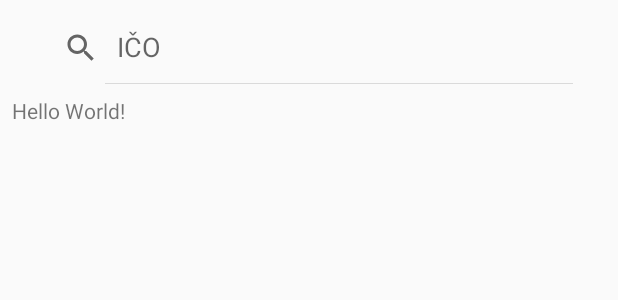
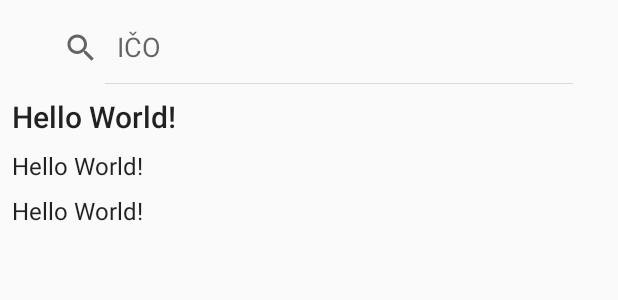
Before and after one commit to kotucz/ares-demo, an Android app: the layout activity_main.xml on its own in the app's theme, with its tools: preview values and no code run, on a phone screen of 412 x 824 dp. Shown: the top 300 px of the screen. Run offline under Robolectric (Android 15) with nearby library versions, the phone set to English and light mode, and no system bars.

Commit message:
Display full subject address

```diff
--- a/app/src/main/java/kotu/cz/ares/MainActivity.kt
+++ b/app/src/main/java/kotu/cz/ares/MainActivity.kt
@@ -26,6 +26,8 @@ class MainActivity : AppCompatActivity() {
         subjectSearchViewModel.let { vm ->
             subscriptions = CompositeDisposable(
                 vm.subjectNames().subscribe(subjectName::setText),
+                vm.subjectAddress1().subscribe(subjectAddress1::setText),
+                vm.subjectAddress2().subscribe(subjectAddress2::setText),
                 RxSearchView.queryTextChangeEvents(searchView)
                     .filter { it.isSubmitted }
                     .map { it.queryText().toString() }
--- a/app/src/main/java/kotu/cz/ares/subjectsearch/SubjectSearchViewModel.kt
+++ b/app/src/main/java/kotu/cz/ares/subjectsearch/SubjectSearchViewModel.kt
@@ -29,4 +29,10 @@ class SubjectSearchViewModel : ViewModel() {
 
     fun subjectNames(): Observable<String> = foundSubject
         .map { it.name }
+
+    fun subjectAddress1(): Observable<String> = foundSubject
+        .map { "${it.address.street} ${it.address.streetNumber}" }
+
+    fun subjectAddress2(): Observable<String> = foundSubject
+        .map { "${it.address.postCode} ${it.address.city}" }
 }
--- a/app/src/main/res/layout/activity_main.xml
+++ b/app/src/main/res/layout/activity_main.xml
@@ -8,9 +8,24 @@
         android:layout_marginLeft="8dp" android:layout_marginStart="8dp" app:layout_constraintEnd_toEndOf="parent"
         android:layout_marginEnd="8dp" android:layout_marginRight="8dp" android:iconifiedByDefault="false"
         android:inputType="number" android:id="@+id/searchView" android:queryHint="@string/subject_query_hint" />
-    <TextView android:layout_width="0dp" android:layout_height="wrap_content" android:text="Hello World!"
+    <TextView android:layout_width="0dp" android:layout_height="wrap_content"
         app:layout_constraintRight_toRightOf="parent" app:layout_constraintStart_toStartOf="parent"
         android:layout_marginLeft="8dp" android:layout_marginStart="8dp" android:layout_marginTop="8dp"
-        app:layout_constraintTop_toBottomOf="@+id/searchView" android:id="@+id/subjectName" />
+        app:layout_constraintTop_toBottomOf="@+id/searchView" android:id="@+id/subjectName"
+        android:layout_marginEnd="8dp" android:layout_marginRight="8dp" app:layout_constraintEnd_toEndOf="parent"
+        android:textAppearance="@style/TextAppearance.AppCompat.Title" tools:text="Hello World!" />
+    <TextView android:layout_width="0dp" android:layout_height="wrap_content"
+        app:layout_constraintRight_toRightOf="parent" app:layout_constraintStart_toStartOf="parent"
+        android:layout_marginLeft="8dp" android:layout_marginStart="8dp" android:layout_marginTop="8dp"
+        app:layout_constraintTop_toBottomOf="@+id/subjectName" android:id="@+id/subjectAddress1"
+        app:layout_constraintEnd_toEndOf="parent" android:layout_marginEnd="8dp" android:layout_marginRight="8dp"
+        android:textAppearance="@style/TextAppearance.AppCompat.Subhead" tools:text="Hello World!" />
+    <TextView android:layout_width="0dp" android:layout_height="wrap_content"
+        app:layout_constraintRight_toRightOf="parent" app:layout_constraintStart_toStartOf="parent"
+        android:id="@+id/subjectAddress2" android:layout_marginTop="8dp"
+        app:layout_constraintTop_toBottomOf="@+id/subjectAddress1" android:layout_marginLeft="8dp"
+        android:layout_marginStart="8dp" android:layout_marginEnd="8dp" android:layout_marginRight="8dp"
+        app:layout_constraintEnd_toEndOf="parent" android:textAppearance="@style/TextAppearance.AppCompat.Subhead"
+        tools:text="Hello World!" />
 
 </android.support.constraint.ConstraintLayout>
```
Also changed, not shown: app/src/main/java/kotu/cz/ares/model/AresSubject.kt (+13 -1 lines), 1 other file.
